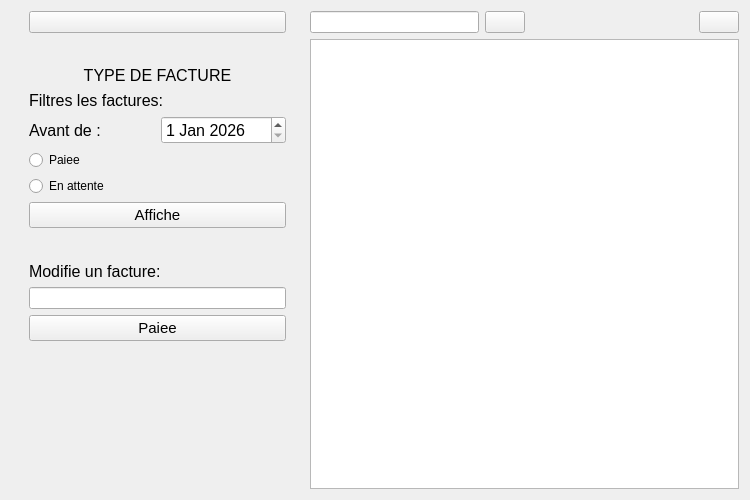
nerevarinee/Facturios-V2, file facturis/ui/browse_factures.ui: the form before one commit.
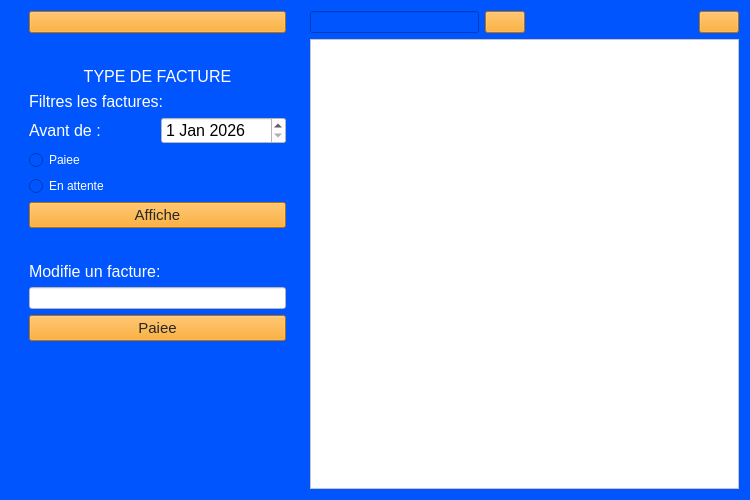
The form after the commit. Icons and pictures are not drawn.

The edit to the form file:
```diff
--- a/facturis/ui/browse_factures.ui
+++ b/facturis/ui/browse_factures.ui
@@ -13,6 +13,9 @@
   <property name="windowTitle">
    <string>Form</string>
   </property>
+  <property name="styleSheet">
+   <string notr="true">background-color:rgb(0, 85, 255)</string>
+  </property>
   <layout class="QHBoxLayout" name="horizontalLayout_2" stretch="0,6,0,10">
    <item>
     <spacer name="horizontalSpacer_2">
@@ -31,6 +34,9 @@
     <layout class="QVBoxLayout" name="verticalLayout_7">
      <item>
       <widget class="QPushButton" name="go_back_button">
+       <property name="styleSheet">
+        <string notr="true">color:rgb(39, 39, 39); background-color:rgb(255, 155, 3);</string>
+       </property>
        <property name="text">
         <string/>
        </property>
@@ -60,6 +66,9 @@
          <pointsize>12</pointsize>
         </font>
        </property>
+       <property name="styleSheet">
+        <string notr="true">color:white</string>
+       </property>
        <property name="text">
         <string>TYPE DE FACTURE</string>
        </property>
@@ -82,6 +91,9 @@
                <bold>false</bold>
               </font>
              </property>
+             <property name="styleSheet">
+              <string notr="true">color:white</string>
+             </property>
              <property name="text">
               <string>Filtres les factures:</string>
              </property>
@@ -96,6 +108,9 @@
                  <pointsize>12</pointsize>
                 </font>
                </property>
+               <property name="styleSheet">
+                <string notr="true">color:white</string>
+               </property>
                <property name="text">
                 <string>Avant de :</string>
                </property>
@@ -108,6 +123,9 @@
                  <pointsize>12</pointsize>
                 </font>
                </property>
+               <property name="styleSheet">
+                <string notr="true">background-color:white</string>
+               </property>
                <property name="dateTime">
                 <datetime>
                  <hour>0</hour>
@@ -146,6 +164,9 @@
             <layout class="QVBoxLayout" name="verticalLayout_2">
              <item>
               <widget class="QRadioButton" name="paid_radio_button">
+               <property name="styleSheet">
+                <string notr="true">color:white</string>
+               </property>
                <property name="text">
                 <string>Paiee</string>
                </property>
@@ -153,6 +174,9 @@
              </item>
              <item>
               <widget class="QRadioButton" name="waitlist_radio_button">
+               <property name="styleSheet">
+                <string notr="true">color:white</string>
+               </property>
                <property name="text">
                 <string>En attente</string>
                </property>
@@ -169,6 +193,9 @@
              <pointsize>11</pointsize>
             </font>
            </property>
+           <property name="styleSheet">
+            <string notr="true">color:rgb(39, 39, 39); background-color:rgb(255, 155, 3);</string>
+           </property>
            <property name="text">
             <string>Affiche</string>
            </property>
@@ -199,6 +226,9 @@
              <bold>false</bold>
             </font>
            </property>
+           <property name="styleSheet">
+            <string notr="true">color:white</string>
+           </property>
            <property name="text">
             <string>Modifie un facture:</string>
            </property>
@@ -206,6 +236,9 @@
          </item>
          <item>
           <widget class="QLineEdit" name="modify_status_input_field">
+           <property name="styleSheet">
+            <string notr="true">background-color:white</string>
+           </property>
            <property name="inputMask">
             <string/>
            </property>
@@ -218,6 +251,9 @@
              <pointsize>11</pointsize>
             </font>
            </property>
+           <property name="styleSheet">
+            <string notr="true">color:rgb(39, 39, 39); background-color:rgb(255, 155, 3);</string>
+           </property>
            <property name="text">
             <string>Paiee</string>
            </property>
@@ -268,6 +304,9 @@
        </item>
        <item>
         <widget class="QPushButton" name="search_button">
+         <property name="styleSheet">
+          <string notr="true">color:rgb(39, 39, 39); background-color:rgb(255, 155, 3);</string>
+         </property>
          <property name="text">
           <string/>
          </property>
@@ -292,6 +331,9 @@
        </item>
        <item>
         <widget class="QPushButton" name="refresh_button">
+         <property name="styleSheet">
+          <string notr="true">color:rgb(39, 39, 39); background-color:rgb(255, 155, 3);</string>
+         </property>
          <property name="text">
           <string/>
          </property>
@@ -304,7 +346,11 @@
       </layout>
      </item>
      <item>
-      <widget class="QTableView" name="tableView"/>
+      <widget class="QTableView" name="tableView">
+       <property name="styleSheet">
+        <string notr="true">background-color:white</string>
+       </property>
+      </widget>
      </item>
     </layout>
    </item>
```
